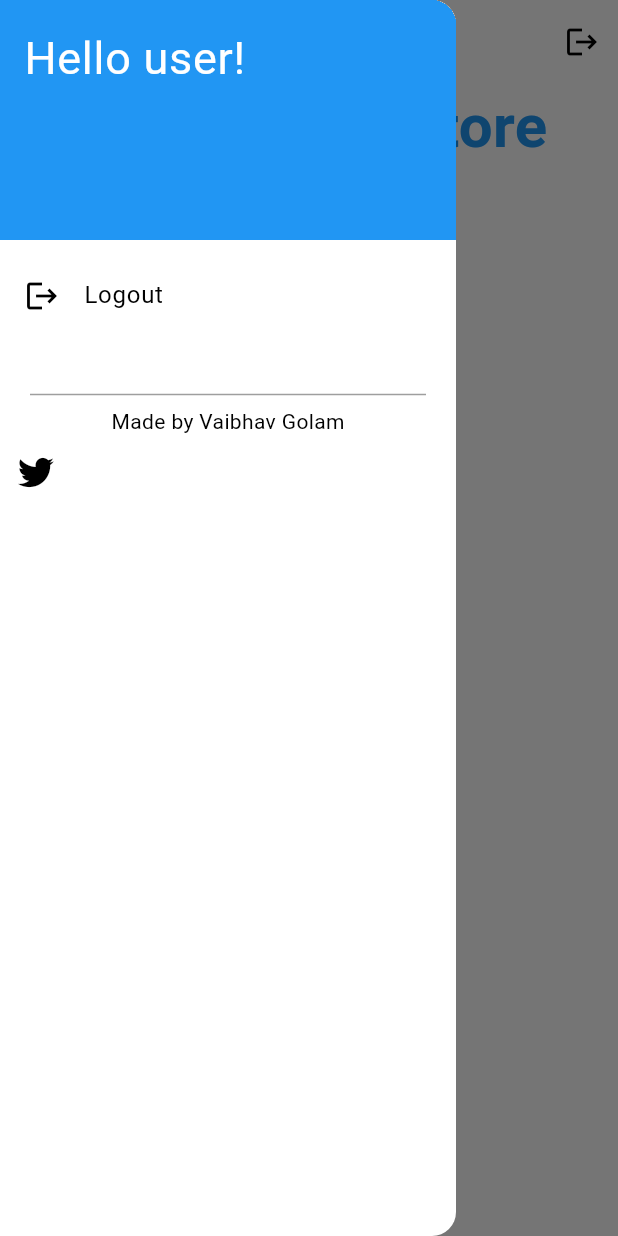
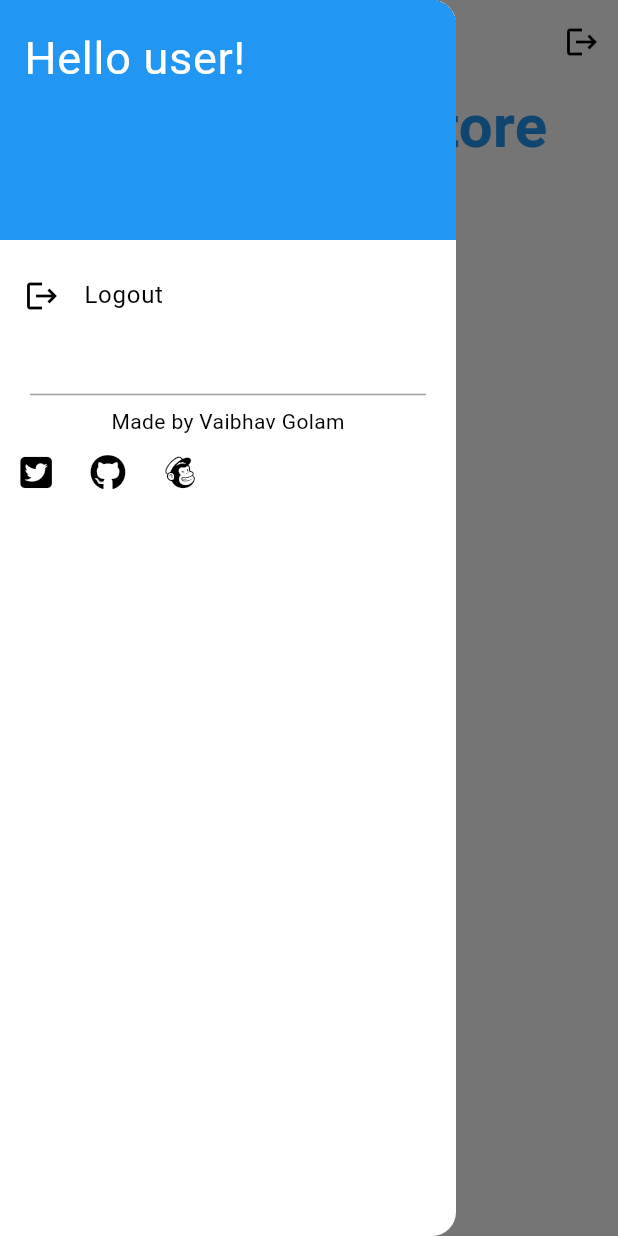
Before and after one commit to VaibhavGolam/FakeStore_app, a Flutter app: the ItemListPage screen opened directly, with the side drawer open, on a phone screen of 412 x 824 dp. Run offline on Flutter 3.47's test engine with Material 3 defaults, Android fonts, the phone set to English and light mode, and no system bars; our stand-ins replace firebase_auth, firebase_core, font_awesome_flutter; accounts and stored records are empty; network calls fail.

Commit message:
Update item_list_page.dart

```diff
--- a/lib/item_list_page.dart
+++ b/lib/item_list_page.dart
@@ -2,6 +2,7 @@ import 'dart:convert';
 import 'package:flutter/material.dart';
 import 'package:font_awesome_flutter/font_awesome_flutter.dart';
 import 'package:http/http.dart' as http;
+import 'package:url_launcher/url_launcher.dart';
 
 class ItemListPage extends StatefulWidget {
   const ItemListPage({super.key});
@@ -93,10 +94,16 @@ class ItemListPageState extends State<ItemListPage> {
               ),
             ),
 
-            Row(
-              children: [
-                IconButton(onPressed: (){}, icon: const Icon(FontAwesomeIcons.twitter))
-              ],
+            Center(
+              child: Row(
+                children: [
+                  IconButton(onPressed: (){
+                    _launchURL('https://example.com');
+                  }, icon: const Icon(FontAwesomeIcons.twitterSquare)),
+                  IconButton(onPressed: (){}, icon: const Icon(FontAwesomeIcons.github)),
+                  IconButton(onPressed: (){}, icon: const Icon(FontAwesomeIcons.mailchimp)),
+                ],
+              ),
             )
           ],
         ),
@@ -217,4 +224,13 @@ class ItemListPageState extends State<ItemListPage> {
             ),
     );
   }
+
+  // Function to open the URL
+  Future<void> _launchURL(String url) async {
+    if (await canLaunch(url)) {
+      await launch(url);
+    } else {
+      throw 'Could not launch $url';
+    }
+  }
 }
```
